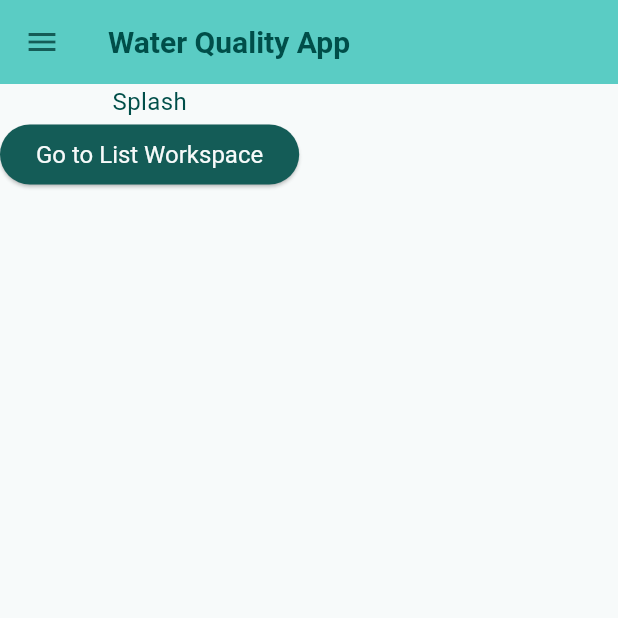
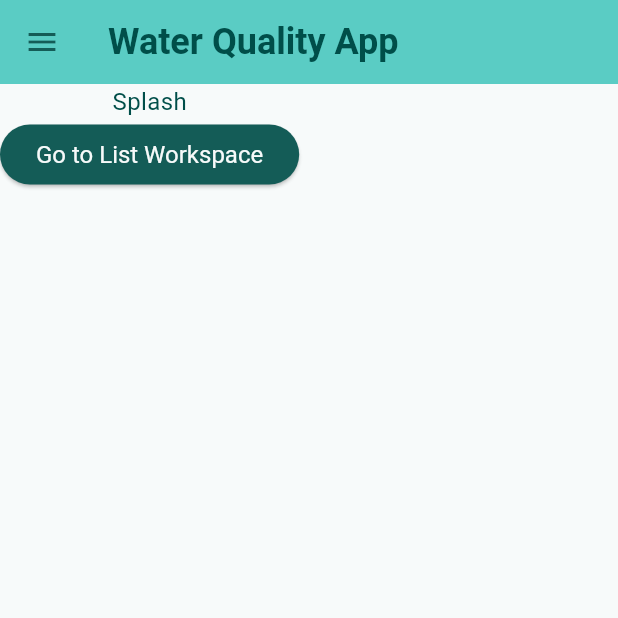
Before and after one commit to Emmanueloz/frontend_water_quality, a Flutter app: the screen it shows after launch, on a phone screen of 412 x 824 dp, the top half of it. Run offline on Flutter 3.47's test engine with Material 3 defaults, Android fonts, the phone set to English and light mode, and no system bars; our stand-ins replace go_router; missing offline and left inert: girix_code_gauge.

Commit message:
fix(theme) tema para de la aplicación

```diff
--- a/lib/core/theme/theme.dart
+++ b/lib/core/theme/theme.dart
@@ -17,23 +17,26 @@ class AppTheme {
   static TextTheme get textTheme => const TextTheme(
         displayLarge: TextStyle(
           color: textColor,
-          fontSize: 40,
+          fontSize: 32,
+          fontWeight: FontWeight.bold,
         ),
         displayMedium: TextStyle(
           color: textColor,
-          fontSize: 34,
+          fontSize: 28,
+          fontWeight: FontWeight.bold,
         ),
         displaySmall: TextStyle(
           color: textColor,
-          fontSize: 28,
+          fontSize: 24,
+          fontWeight: FontWeight.bold,
         ),
         titleLarge: TextStyle(
           color: textColor,
-          fontSize: 16,
+          fontSize: 20,
         ),
         titleMedium: TextStyle(
           color: textColor,
-          fontSize: 14,
+          fontSize: 16,
         ),
         titleSmall: TextStyle(
           color: textColor,
@@ -69,11 +72,7 @@ class AppTheme {
         iconTheme: IconThemeData(
           color: colorScheme.secondary,
         ),
-        titleTextStyle: TextStyle(
-          color: textColor,
-          fontSize: 20,
-          fontWeight: FontWeight.bold,
-        ),
+        titleTextStyle: textTheme.displaySmall,
       ),
       scaffoldBackgroundColor: colorScheme.surface,
       primaryTextTheme: textTheme,
@@ -83,11 +82,28 @@ class AppTheme {
       ),
       listTileTheme: ListTileThemeData(
         textColor: textColor,
+        iconColor: textColor,
+        selectedColor: colorScheme.secondary,
+        selectedTileColor: colorScheme.tertiary,
+        titleTextStyle: textTheme.titleMedium,
       ),
       cardColor: colorScheme.surface,
       cardTheme: CardTheme(
         elevation: 2,
         color: colorScheme.surface,
+      ),
+      chipTheme: ChipThemeData(
+        backgroundColor: colorScheme.secondary,
+        labelStyle: textTheme.bodySmall?.copyWith(
+          color: colorScheme.surface,
+        ),
+        shape: RoundedRectangleBorder(
+          borderRadius: BorderRadius.circular(10),
+          side: BorderSide(
+            color: colorScheme.secondary,
+            width: 0,
+          ),
+        ),
       ),
       elevatedButtonTheme: ElevatedButtonThemeData(
         style: ElevatedButton.styleFrom(
```
Also changed, not shown: lib/presentation/widgets/common/button_profile.dart (+2 -13 lines), lib/presentation/widgets/common/sidebar.dart (+1 -8 lines), lib/presentation/widgets/specific/workspace/workspace_card.dart (+11 -5 lines).
